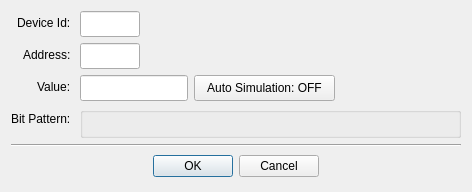
Above: src/dialogs/dialogwriteholdingregister.ui from sanny32/OpenModScan before the change. Below: the same form after it.
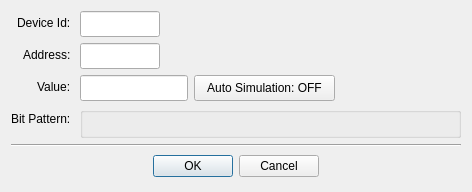
That is the form after the change. Custom widgets are drawn as their Qt base class.

Commit message: Update UI properties for dialog components and translations

What changed in the file:
```diff
--- a/src/dialogs/dialogwriteholdingregister.ui
+++ b/src/dialogs/dialogwriteholdingregister.ui
@@ -40,7 +40,7 @@
      </property>
      <property name="maximumSize">
       <size>
-       <width>60</width>
+       <width>80</width>
        <height>16777215</height>
       </size>
      </property>
@@ -69,7 +69,7 @@
      </property>
      <property name="maximumSize">
       <size>
-       <width>60</width>
+       <width>80</width>
        <height>16777215</height>
       </size>
      </property>
```
Left out of the diff: 10 changed lines with no effect on the pictures. The commit also changes 7 other files.
